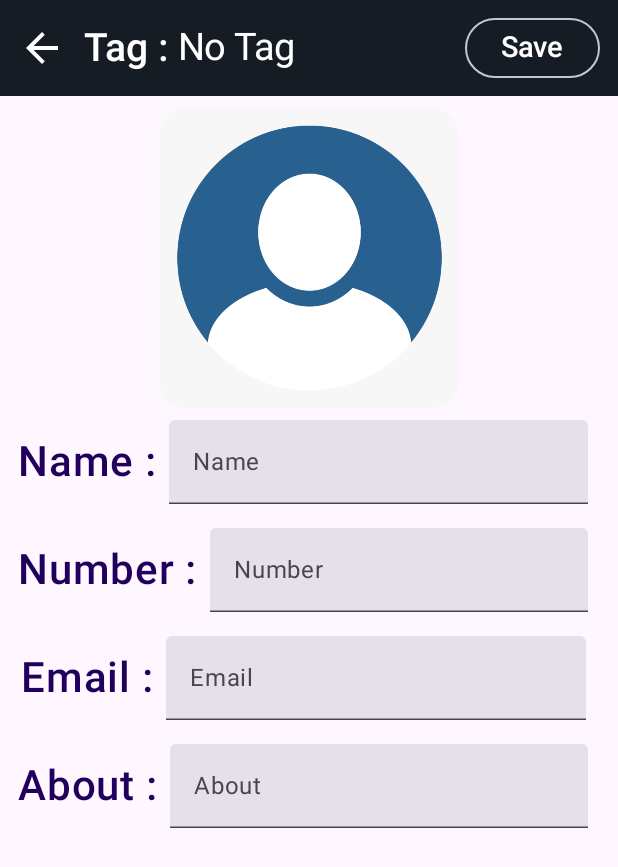
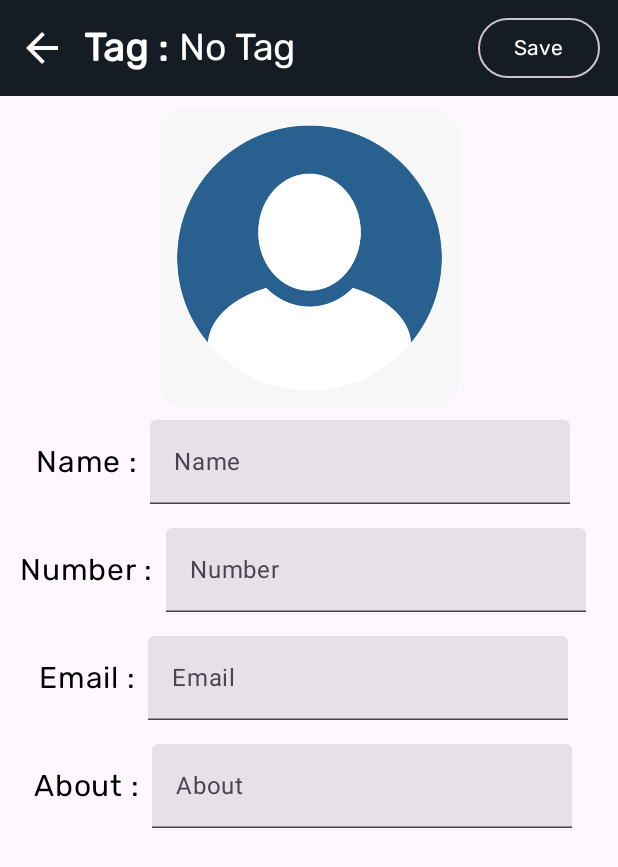
Before and after one commit to kanchasohail/People-Book, an Android app built with Jetpack Compose: the AddPersonScreen screen opened through its navigation route, on a phone screen of 412 x 824 dp. Shown: the top 867 px of the screen. Run offline under Robolectric (Android 15) with nearby library versions, the phone set to English and light mode, and no system bars; our stand-ins replace Firebase (no records; nobody signed in at launch, a user with empty details on screens opened directly); 1 statement that could not run was skipped.

Commit message:
Rubik font added as default font

```diff
--- a/app/src/main/java/com/social/people_book/ui/layout/MyText.kt
+++ b/app/src/main/java/com/social/people_book/ui/layout/MyText.kt
@@ -1,30 +1,70 @@
 package com.social.people_book.ui.layout
 
-import androidx.compose.foundation.layout.padding
-import androidx.compose.material3.MaterialTheme
-import androidx.compose.material3.Text
+import androidx.compose.foundation.text.BasicText
+import androidx.compose.material3.LocalContentColor
+import androidx.compose.material3.LocalTextStyle
 import androidx.compose.runtime.Composable
 import androidx.compose.ui.Modifier
 import androidx.compose.ui.graphics.Color
+import androidx.compose.ui.graphics.takeOrElse
+import androidx.compose.ui.text.TextLayoutResult
+import androidx.compose.ui.text.TextStyle
+import androidx.compose.ui.text.font.FontFamily
+import androidx.compose.ui.text.font.FontStyle
 import androidx.compose.ui.text.font.FontWeight
 import androidx.compose.ui.text.style.TextAlign
+import androidx.compose.ui.text.style.TextDecoration
+import androidx.compose.ui.text.style.TextOverflow
 import androidx.compose.ui.unit.TextUnit
-import androidx.compose.ui.unit.dp
-import androidx.compose.ui.unit.sp
+import com.social.people_book.ui.theme.RubikFontFamily
 
 @Composable
 fun MyText(
+    text: String,
     modifier: Modifier = Modifier,
-    text: String,
-    fontSize: TextUnit = 19.sp,
-    textColor: Color = MaterialTheme.colorScheme.onPrimaryContainer
+    color: Color = Color.Unspecified,
+    fontSize: TextUnit = TextUnit.Unspecified,
+    fontStyle: FontStyle? = null,
+    fontWeight: FontWeight? = null,
+    fontFamily: FontFamily? = RubikFontFamily,
+    letterSpacing: TextUnit = TextUnit.Unspecified,
+    textDecoration: TextDecoration? = null,
+    textAlign: TextAlign? = null,
+    lineHeight: TextUnit = TextUnit.Unspecified,
+    overflow: TextOverflow = TextOverflow.Clip,
+    softWrap: Boolean = true,
+    maxLines: Int = Int.MAX_VALUE,
+    onTextLayout: (TextLayoutResult) -> Unit = {},
+    style: TextStyle = LocalTextStyle.current
 ) {
-    Text(
-        text = text,
-        modifier = modifier,
-        textAlign = TextAlign.Start,
-        fontWeight = FontWeight.W500,
-        fontSize = fontSize,
-        color = textColor
+
+    val textColor = color.takeOrElse {
+        style.color.takeOrElse {
+            LocalContentColor.current
+        }
+    }
+    // NOTE(text-perf-review): It might be worthwhile writing a bespoke merge implementation that
+    // will avoid reallocating if all of the options here are the defaults
+    val mergedStyle = style.merge(
+        TextStyle(
+            color = textColor,
+            fontSize = fontSize,
+            fontWeight = fontWeight,
+            textAlign = textAlign,
+            lineHeight = lineHeight,
+            fontFamily = fontFamily,
+            textDecoration = textDecoration,
+            fontStyle = fontStyle,
+            letterSpacing = letterSpacing
+        )
+    )
+    BasicText(
+        text,
+        modifier,
+        mergedStyle,
+        onTextLayout,
+        overflow,
+        softWrap,
+        maxLines,
     )
 }
--- a/app/src/main/java/com/social/people_book/ui/theme/Type.kt
+++ b/app/src/main/java/com/social/people_book/ui/theme/Type.kt
@@ -2,9 +2,18 @@ package com.social.people_book.ui.theme
 
 import androidx.compose.material3.Typography
 import androidx.compose.ui.text.TextStyle
+import androidx.compose.ui.text.font.Font
 import androidx.compose.ui.text.font.FontFamily
 import androidx.compose.ui.text.font.FontWeight
 import androidx.compose.ui.unit.sp
+import com.social.people_book.R
+
+
+val RubikFontFamily = FontFamily(
+    Font(R.font.rubik_regular),
+    Font(R.font.rubik_semi_bold),
+    Font(R.font.ruibik_bold)
+)
 
 // Set of Material typography styles to start with
 val Typography = Typography(
--- a/app/src/main/java/com/social/people_book/views/add_person_screen/AddPersonScreen.kt
+++ b/app/src/main/java/com/social/people_book/views/add_person_screen/AddPersonScreen.kt
@@ -61,13 +61,13 @@ fun AddPersonScreen(navController: NavController, isDarkMode: Boolean) {
                 ),
                 title = {
                     Row {
-                        Text(
+                        MyText(
                             text = "Tag : ",
                             color = appBarTextColor,
                             fontSize = 26.sp,
                             fontWeight = FontWeight.SemiBold
                         )
-                        Text(
+                        MyText(
                             text = "No Tag",
                             color = appBarTextColor,
                             fontSize = 25.sp,
@@ -94,7 +94,7 @@ fun AddPersonScreen(navController: NavController, isDarkMode: Boolean) {
                             },
                             modifier = Modifier.padding(8.dp)
                         ) {
-                            MyText(text = "Save", textColor = appBarTextColor)
+                            MyText(text = "Save", color = appBarTextColor)
                         }
                     } else {
                         LoadingIndicator()
@@ -135,7 +135,7 @@ fun AddPersonScreen(navController: NavController, isDarkMode: Boolean) {
                     horizontalArrangement = Arrangement.Center,
                     verticalAlignment = Alignment.CenterVertically
                 ) {
-                    MyText(text = "Name :", fontSize = 28.sp)
+                    MyText(text = "Name :", fontSize = 20.sp, color = textColor)
                     TextField(
                         value = viewModel.name,
                         onValueChange = {
@@ -151,7 +151,7 @@ fun AddPersonScreen(navController: NavController, isDarkMode: Boolean) {
                     horizontalArrangement = Arrangement.Center,
                     verticalAlignment = Alignment.CenterVertically
                 ) {
-                    MyText(text = "Number :", fontSize = 28.sp)
+                    MyText(text = "Number :", fontSize = 20.sp, color = textColor)
                     TextField(
                         value = viewModel.number,
                         onValueChange = {
@@ -166,7 +166,7 @@ fun AddPersonScreen(navController: NavController, isDarkMode: Boolean) {
                     horizontalArrangement = Arrangement.Center,
                     verticalAlignment = Alignment.CenterVertically
                 ) {
-                    MyText(text = "Email :", fontSize = 28.sp)
+                    MyText(text = "Email :", fontSize = 20.sp, color = textColor)
                     TextField(
                         value = viewModel.email,
                         onValueChange = {
@@ -181,7 +181,7 @@ fun AddPersonScreen(navController: NavController, isDarkMode: Boolean) {
                     horizontalArrangement = Arrangement.Center,
                     verticalAlignment = Alignment.CenterVertically
                 ) {
-                    MyText(text = "About :", fontSize = 28.sp)
+                    MyText(text = "About :", fontSize = 20.sp, color = textColor)
                     TextField(
                         value = viewModel.about,
                         onValueChange = {
--- a/app/src/main/java/com/social/people_book/views/home_screen/HomeScreen.kt
+++ b/app/src/main/java/com/social/people_book/views/home_screen/HomeScreen.kt
@@ -113,7 +113,7 @@ fun HomeScreen(navController: NavController, isDarkMode: Boolean, themeViewModel
                         containerColor = appBarBackGroundColor,
                     ),
                     title = {
-                        Text(
+                        MyText(
                             text = "People Book",
                             color = appBarTextColor,
                             fontSize = 26.sp,
@@ -178,7 +178,7 @@ fun HomeScreen(navController: NavController, isDarkMode: Boolean, themeViewModel
                         verticalAlignment = Alignment.CenterVertically,
                         horizontalArrangement = Arrangement.SpaceBetween
                     ) {
-                        MyText(text = "Search by tags", textColor = textColor)
+                        MyText(text = "Search by tags", color = textColor)
                         IconButton(onClick = {
                             viewModel.isTagExpanded = !viewModel.isTagExpanded
                         }) {
@@ -244,7 +244,7 @@ fun TagsChip(
         onClick = onClick, label = {
             MyText(
                 text = chipText,
-                textColor = if (isSelected) Color.Black else textColor,
+                color = if (isSelected) Color.Black else textColor,
             )
         },
         colors = AssistChipDefaults.assistChipColors(
--- a/app/src/main/java/com/social/people_book/views/home_screen/ItemCard.kt
+++ b/app/src/main/java/com/social/people_book/views/home_screen/ItemCard.kt
@@ -8,12 +8,12 @@ import androidx.compose.foundation.layout.padding
 import androidx.compose.foundation.layout.size
 import androidx.compose.material3.Card
 import androidx.compose.material3.CardDefaults
-import androidx.compose.material3.Text
 import androidx.compose.runtime.Composable
 import androidx.compose.ui.Alignment
 import androidx.compose.ui.Modifier
 import androidx.compose.ui.graphics.Color
 import androidx.compose.ui.unit.dp
+import com.social.people_book.ui.layout.MyText
 
 @Composable
 fun ItemCard(modifier: Modifier = Modifier, text: String, textColor: Color, onClick: () -> Unit) {
@@ -34,7 +34,7 @@ fun ItemCard(modifier: Modifier = Modifier, text: String, textColor: Color, onCl
             modifier = Modifier.fillMaxSize(),
             contentAlignment = Alignment.Center
         ) {
-            Text(text = text)
+            MyText(text = text)
         }
     }
 }
--- a/app/src/main/java/com/social/people_book/views/person_details_screen/PersonDetailsScreen.kt
+++ b/app/src/main/java/com/social/people_book/views/person_details_screen/PersonDetailsScreen.kt
@@ -66,7 +66,7 @@ fun PersonDetailsScreen(navController: NavController, isDarkMode: Boolean, perso
                     containerColor = appBarBackGroundColor,
                 ),
                 title = {
-                    Text(
+                    MyText(
                         text = viewModel.thisPerson.name,
                         color = appBarTextColor,
                         fontSize = 26.sp,
@@ -145,29 +145,29 @@ fun PersonDetailsScreen(navController: NavController, isDarkMode: Boolean, perso
                     MyText(
                         text = viewModel.thisPerson.name,
                         fontSize = 28.sp,
-                        textColor = textColor
+                        color = textColor
                     )
                 }
 
                 Spacer(modifier = Modifier.height(10.dp))
                 Row(modifier = Modifier.fillMaxWidth()) {
-                    MyText(text = "Phone:", textColor = textColor)
+                    MyText(text = "Phone:", color = textColor)
                     Spacer(modifier = Modifier.width(5.dp))
-                    MyText(text = viewModel.thisPerson.number.toString(), textColor = textColor)
+                    MyText(text = viewModel.thisPerson.number.toString(), color = textColor)
                 }
 
                 Spacer(modifier = Modifier.height(10.dp))
                 Row(modifier = Modifier.fillMaxWidth()) {
-                    MyText(text = "Email:", textColor = textColor)
+                    MyText(text = "Email:", color = textColor)
                     Spacer(modifier = Modifier.width(5.dp))
-                    MyText(text = viewModel.thisPerson.email.toString(), textColor = textColor)
+                    MyText(text = viewModel.thisPerson.email.toString(), color = textColor)
                 }
 
                 Spacer(modifier = Modifier.height(10.dp))
                 Row(modifier = Modifier.fillMaxWidth()) {
-                    MyText(text = "About:", textColor = textColor)
+                    MyText(text = "About:", color = textColor)
                     Spacer(modifier = Modifier.width(5.dp))
-                    MyText(text = viewModel.thisPerson.about.toString(), textColor = textColor)
+                    MyText(text = viewModel.thisPerson.about.toString(), color = textColor)
                 }
 
                 Spacer(modifier = Modifier.height(10.dp))
--- a/app/src/main/java/com/social/people_book/views/settings_screen/AboutUsCard.kt
+++ b/app/src/main/java/com/social/people_book/views/settings_screen/AboutUsCard.kt
@@ -38,7 +38,7 @@ fun AboutUsCard(modifier: Modifier = Modifier , textColor: Color) {
                 .fillMaxWidth()
                 .padding(top = 12.dp, bottom = 12.dp, start = 14.dp, end = 8.dp)
         ) {
-            MyText(text = "About Us", fontSize = 22.sp, textColor = textColor)
+            MyText(text = "About Us", fontSize = 22.sp, color = textColor)
 
             Column(
                 modifier = Modifier
--- a/app/src/main/java/com/social/people_book/views/settings_screen/AccountDetailsCard.kt
+++ b/app/src/main/java/com/social/people_book/views/settings_screen/AccountDetailsCard.kt
@@ -45,7 +45,7 @@ fun AccountDetailsCard(modifier: Modifier = Modifier, textColor: Color) {
                 .fillMaxWidth()
                 .padding(top = 12.dp, bottom = 12.dp, start = 14.dp, end = 8.dp)
         ) {
-            MyText(text = "Account", fontSize = 22.sp, textColor = textColor)
+            MyText(text = "Account", fontSize = 22.sp, color = textColor)
 
             Column(
                 modifier = Modifier
--- a/app/src/main/java/com/social/people_book/views/settings_screen/SettingsScreen.kt
+++ b/app/src/main/java/com/social/people_book/views/settings_screen/SettingsScreen.kt
@@ -46,7 +46,7 @@ fun SettingsScreen(isDarkMode: Boolean = true, navController: NavController= rem
                     containerColor = appBarBackGroundColor,
                 ),
                 title = {
-                    Text(
+                    MyText(
                         text = "Settings", color = appBarTextColor, fontSize = 26.sp,
                         fontWeight = FontWeight.W500
                     )
--- a/app/src/main/java/com/social/people_book/views/side_drawer/DrawerContent.kt
+++ b/app/src/main/java/com/social/people_book/views/side_drawer/DrawerContent.kt
@@ -103,7 +103,7 @@ fun DrawerContent(navController: NavController, viewModel: ThemeViewModel) {
                 verticalAlignment = Alignment.CenterVertically,
                 horizontalArrangement = Arrangement.SpaceBetween
             ) {
-                MyText(text = "Dark Theme", fontSize = 21.sp, textColor = textColor)
+                MyText(text = "Dark Theme", fontSize = 21.sp, color = textColor)
 
                 CustomSwitch(checked = isDarkMode, onCheckedChange = {
                     isDarkMode = it
@@ -121,7 +121,7 @@ fun DrawerContent(navController: NavController, viewModel: ThemeViewModel) {
                     },
                 horizontalArrangement = Arrangement.SpaceBetween
             ) {
-                MyText(text = "Trash", fontSize = 21.sp, textColor = textColor)
+                MyText(text = "Trash", fontSize = 21.sp, color = textColor)
                 Icon(
                     imageVector = Icons.Default.Delete,
                     contentDescription = "trash",
@@ -142,7 +142,7 @@ fun DrawerContent(navController: NavController, viewModel: ThemeViewModel) {
                     },
                 horizontalArrangement = Arrangement.SpaceBetween
             ) {
-                MyText(text = "Settings", fontSize = 21.sp, textColor = textColor)
+                MyText(text = "Settings", fontSize = 21.sp, color = textColor)
                 Icon(
                     imageVector = Icons.Default.Settings,
                     contentDescription = "Settings",
--- a/app/src/main/java/com/social/people_book/views/side_drawer/DrawerHeader.kt
+++ b/app/src/main/java/com/social/people_book/views/side_drawer/DrawerHeader.kt
@@ -17,6 +17,7 @@ import androidx.compose.ui.text.font.FontWeight
 import androidx.compose.ui.unit.dp
 import androidx.compose.ui.unit.sp
 import com.social.people_book.R
+import com.social.people_book.ui.layout.MyText
 
 
 @OptIn(ExperimentalMaterial3Api::class)
@@ -28,7 +29,7 @@ fun DrawerHeader(
     val appBarTextColor = if(isDarkMode) MaterialTheme.colorScheme.onSurface else MaterialTheme.colorScheme.onPrimary
     TopAppBar(
         title = {
-            Text(
+            MyText(
                 text = stringResource(
                     id = R.string.app_name
                 ),
```
Also changed, not shown: app/src/main/res/font/rubik_regular.ttf (added), app/src/main/res/font/rubik_semi_bold.ttf (added), app/src/main/res/font/ruibik_bold.ttf (added).
